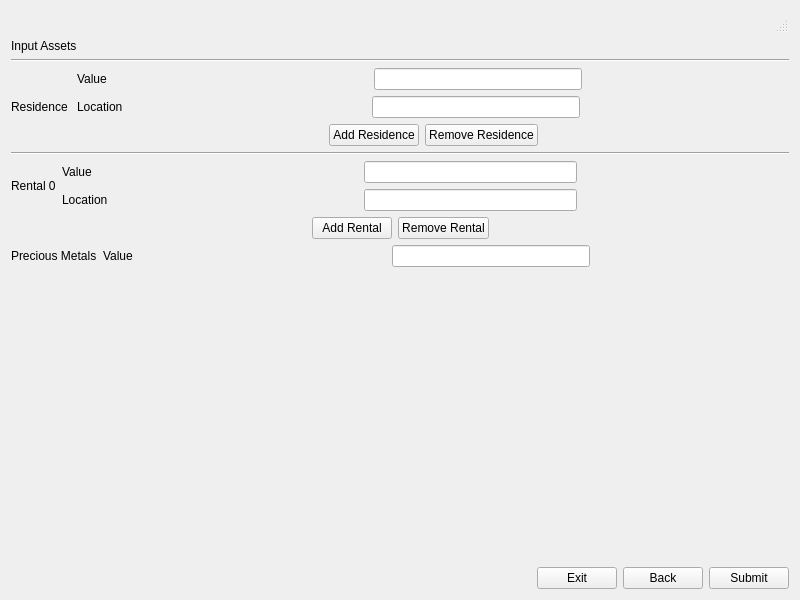
First picture: the form in Application/Application/predictionInputAssets.ui, repository abutlerboudakian/future_wallet, before the edit.
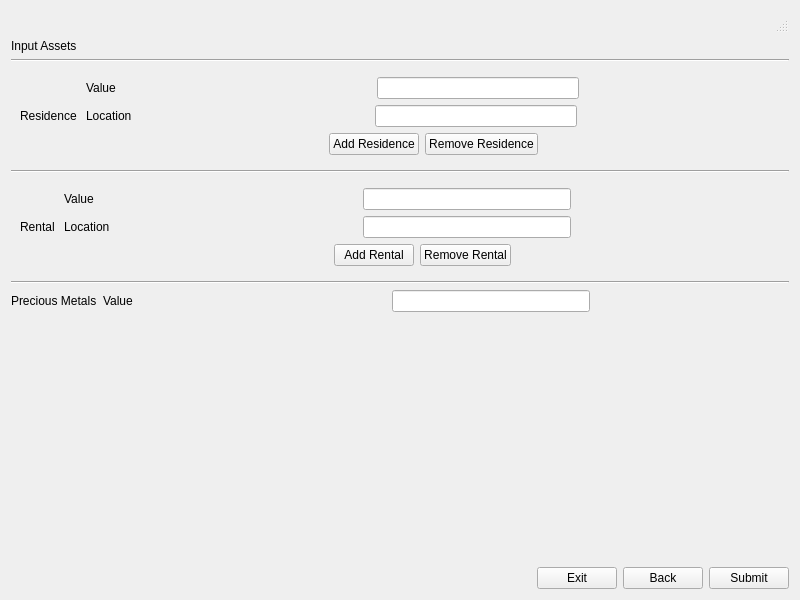
Second picture: the form after the edit.

Commit message: added functionality: add and remove rentals; fixed removal bug

Diff of the .ui file:
```diff
--- a/Application/Application/predictionInputAssets.ui
+++ b/Application/Application/predictionInputAssets.ui
@@ -46,6 +46,7 @@
    <item>
     <layout class="QVBoxLayout" name="Residences">
      <item>
+      <widget class="QWidget" name="Residence_Item" native="true">
       <layout class="QHBoxLayout" name="horizontalLayout">
        <item>
         <widget class="QLabel" name="label">
@@ -220,6 +221,7 @@
         </layout>
        </item>
       </layout>
+      </widget>
      </item>
     </layout>
    </item>
@@ -231,11 +233,14 @@
     </widget>
    </item>
    <item>
+    <layout class="QVBoxLayout" name="Rentals">
+     <item>
+      <widget class="QWidget" name="Rental_Item" native="true">
     <layout class="QHBoxLayout" name="horizontalLayout_5">
      <item>
       <widget class="QLabel" name="label_5">
        <property name="text">
-        <string>Rental 0</string>
+           <string>Rental </string>
        </property>
       </widget>
      </item>
@@ -345,10 +350,6 @@
          </item>
         </layout>
        </item>
-      </layout>
-     </item>
-    </layout>
-   </item>
    <item>
     <layout class="QHBoxLayout" name="horizontalLayout_9">
      <item>
@@ -393,6 +394,20 @@
      </item>
     </layout>
    </item>
+         </layout>
+        </item>
+       </layout>
+      </widget>
+     </item>
+    </layout>
+   </item>
+   <item>
+    <widget class="Line" name="line_3">
+     <property name="orientation">
+      <enum>Qt::Horizontal</enum>
+     </property>
+    </widget>
+   </item>
    <item>
     <layout class="QHBoxLayout" name="horizontalLayout_10">
      <item>
@@ -492,7 +507,7 @@
      <property name="sizeHint" stdset="0">
       <size>
        <width>20</width>
-       <height>231</height>
+       <height>220</height>
       </size>
      </property>
     </spacer>
```
Left out of the diff: 2 changed lines with no effect on the pictures. Lines whose indentation alone changed are shown as unchanged. The commit also changes 1 other file.
